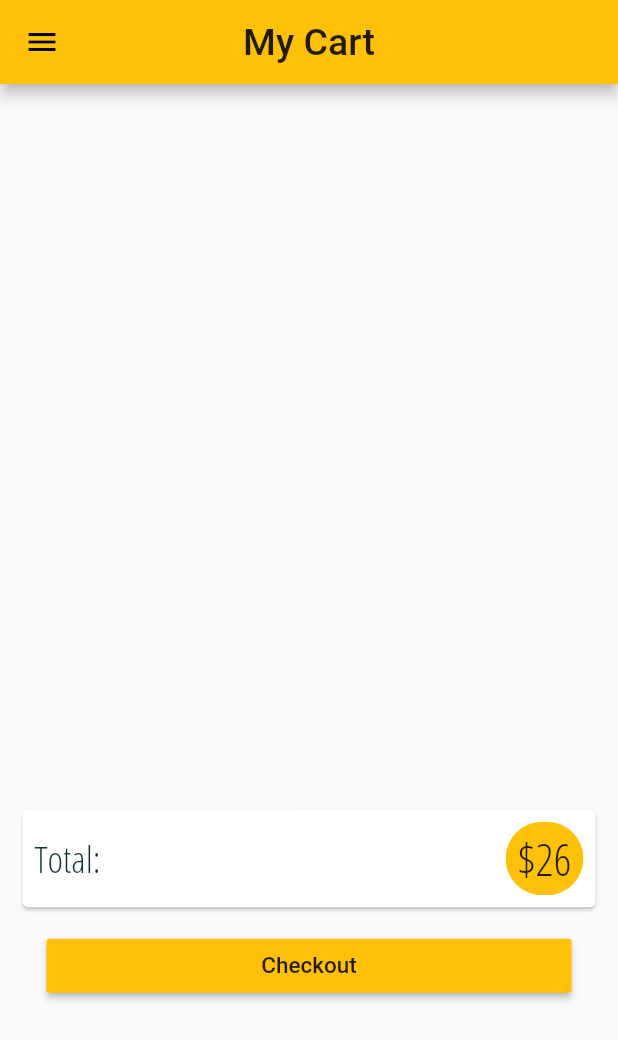
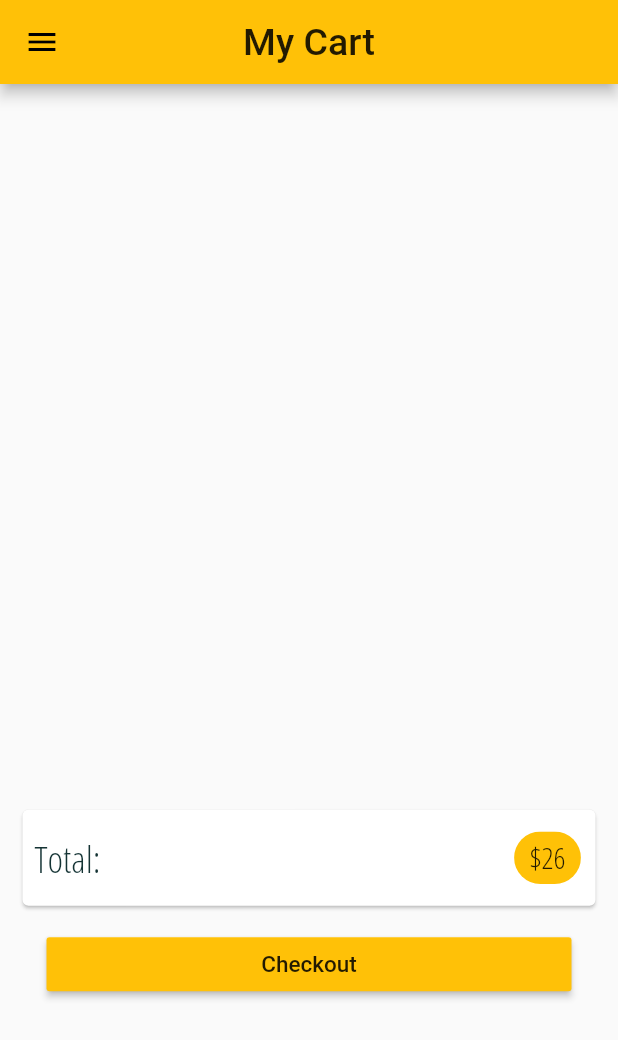
Before and after one commit to nayelipleskac/garage_sale_app, a Flutter app: the AllListingsDetailScreen screen opened directly with empty values, after a tap on the "shopping cart" icon, on a phone screen of 412 x 824 dp. Shown: the top 1040 px of the screen. Run offline on Flutter 3.47's test engine with Material 2 defaults, Android fonts, the phone set to English and light mode, and no system bars; our stand-ins replace camera, cloud_firestore, firebase_core, firebase_storage; accounts and stored records are empty; network calls fail; Roboto replaces fonts that are missing (Lato-Light).

Commit message:
updating on firebase

```diff
--- a/lib/main.dart
+++ b/lib/main.dart
@@ -34,7 +34,7 @@ class MyApp extends StatelessWidget {
         textTheme: ThemeData.light().textTheme.copyWith(
               bodyText1: TextStyle(
                 color: Color.fromRGBO(20, 51, 52, 1),
-                fontSize: 30,
+                fontSize: 20,
               ),
               bodyText2: TextStyle(
                 color: Color.fromRGBO(20, 51, 52, 1),
--- a/lib/screens/all_listings_detail_screen.dart
+++ b/lib/screens/all_listings_detail_screen.dart
@@ -5,18 +5,6 @@ import '../models/product.dart';
 
 class AllListingsDetailScreen extends StatelessWidget {
   static const routeName = '/all-listings-detail-screen';
-
-  final String id;
-  final String title;
-  final double price;
-  final String imageUrl;
-
-  AllListingsDetailScreen({
-    @required this.id,
-    @required this.title,
-    @required this.price,
-    @required this.imageUrl,
-  });
 
   @override
   Widget build(BuildContext context) {
@@ -33,21 +21,14 @@ class AllListingsDetailScreen extends StatelessWidget {
             onPressed: () {
               Navigator.of(context).pushNamed(
                 CartScreen.routeName,
-                arguments: Product(
-                  id: id,
-                  title: title,
-                  description: '',
-                  price: price,
-                  imageUrl: imageUrl,
-                  isInCart: true,
-                ),
+                // arguments: Product(),
               );
             },
           ),
         ],
         title: Text(
           'Detail Screen${': ' + args.title}',
-          style: TextStyle(fontSize: 25, fontFamily: 'Lato-Light'),
+          style: TextStyle(fontSize: 22, fontFamily: 'Lato-Light'),
         ),
         centerTitle: true,
       ),
--- a/lib/screens/cart_screen.dart
+++ b/lib/screens/cart_screen.dart
@@ -78,9 +78,6 @@ class CartScreen extends StatelessWidget {
                   ),
                 );
               }),
-          // SizedBox(
-          //   height: 10,
-          // ),
           Expanded(
             flex: 2,
             child: Column(
--- a/lib/widgets/cart_item.dart
+++ b/lib/widgets/cart_item.dart
@@ -19,7 +19,7 @@ class CartItem extends StatelessWidget {
   });
 
   @override
-  Widget build(BuildContext context) {
+  Widget build(BuildContext contextall) {
     return Column(
       children: [
         Container(
```
